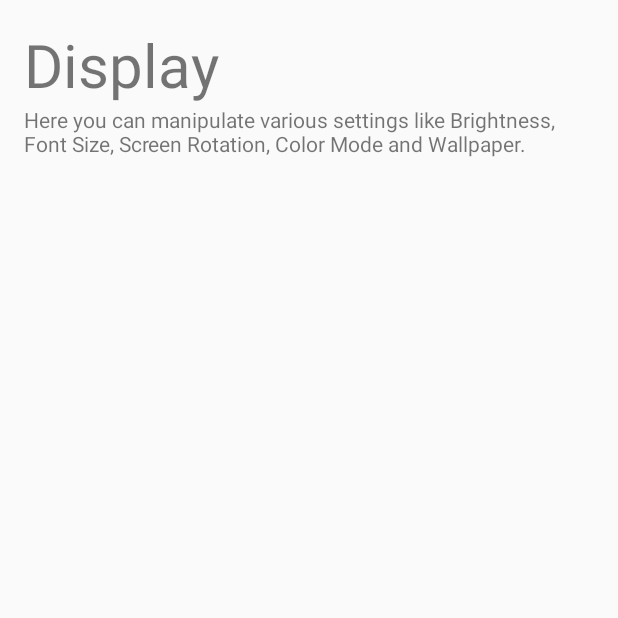
After one commit to therealshabi/Kotlin-Practice, an Android app: the fragment DisplaySettingsFragment placed in its activity, on a phone screen of 412 x 824 dp, the top half of it. The commit adds this screen. Run offline under Robolectric (Android 15) with nearby library versions, the phone set to English and light mode, and no system bars; 1 statement that could not run was skipped.

Commit message:
Added Fragments for Storage, Display and Network access

```diff
--- a/app/src/main/AndroidManifest.xml
+++ b/app/src/main/AndroidManifest.xml
@@ -19,7 +19,8 @@
         <activity android:name=".BottomSheet.BottomSheetActivity" />
         <activity android:name=".BottomSheet.BottomSheetFragmentActivity" />
         <activity android:name=".NavigationLayout.InwardNavigationActivity" />
-        <activity android:name=".TwoPaneLayout.TwoPaneLayoutActivity"></activity>
+        <activity android:name=".TwoPaneLayout.TwoPaneLayoutActivity" />
+        <activity android:name=".TwoPaneLayout.SettingsDetailActivity"></activity>
     </application>
 
 </manifest>
--- /dev/null
+++ b/app/src/main/java/technolifestyle/com/kotlinPractice/TwoPaneLayout/SettingsDetailActivity.kt
@@ -0,0 +1,37 @@
+package technolifestyle.com.kotlinPractice.TwoPaneLayout
+
+import android.os.Bundle
+import android.support.v7.app.AppCompatActivity
+import technolifestyle.com.kotlinPractice.R
+import technolifestyle.com.kotlinPractice.TwoPaneLayout.TwoPaneFragments.DisplaySettingsFragment
+import technolifestyle.com.kotlinPractice.TwoPaneLayout.TwoPaneFragments.NetworkSettingsFragment
+import technolifestyle.com.kotlinPractice.TwoPaneLayout.TwoPaneFragments.StorageSettingsFragment
+
+class SettingsDetailActivity : AppCompatActivity() {
+
+    companion object {
+       const val EXTRA_SETTING_OPTION = "option"
+    }
+
+    override fun onCreate(savedInstanceState: Bundle?) {
+        super.onCreate(savedInstanceState)
+        setContentView(R.layout.activity_settings_detail)
+
+        val option: String? = intent.getStringExtra(EXTRA_SETTING_OPTION)
+        val fragmentManager = supportFragmentManager
+
+        if (option == null) {
+            finish()
+            return
+        }
+
+        when (option) {
+            getString(R.string.network) -> fragmentManager.beginTransaction().add(
+                    R.id.settingsContainer, NetworkSettingsFragment()).commit()
+            getString(R.string.storage) -> fragmentManager.beginTransaction().add(
+                    R.id.settingsContainer, StorageSettingsFragment()).commit()
+            getString(R.string.display) -> fragmentManager.beginTransaction().add(
+                    R.id.settingsContainer, DisplaySettingsFragment()).commit()
+        }
+    }
+}
--- /dev/null
+++ b/app/src/main/java/technolifestyle/com/kotlinPractice/TwoPaneLayout/TwoPaneFragments/DisplaySettingsFragment.kt
@@ -0,0 +1,19 @@
+package technolifestyle.com.kotlinPractice.TwoPaneLayout.TwoPaneFragments
+
+
+import android.os.Bundle
+import android.support.v4.app.Fragment
+import android.view.LayoutInflater
+import android.view.View
+import android.view.ViewGroup
+import technolifestyle.com.kotlinPractice.R
+
+class DisplaySettingsFragment : Fragment() {
+
+    override fun onCreateView(inflater: LayoutInflater, container: ViewGroup?,
+                              savedInstanceState: Bundle?): View? {
+        return inflater.inflate(R.layout.fragment_display_settings, container, false)
+    }
+
+
+}
--- /dev/null
+++ b/app/src/main/res/layout/activity_settings_detail.xml
@@ -0,0 +1,7 @@
+<?xml version="1.0" encoding="utf-8"?>
+<FrameLayout xmlns:android="http://schemas.android.com/apk/res/android"
+    xmlns:tools="http://schemas.android.com/tools"
+    android:id="@+id/settingsContainer"
+    android:layout_width="match_parent"
+    android:layout_height="match_parent"
+    tools:context=".TwoPaneLayout.SettingsDetailActivity" />
--- /dev/null
+++ b/app/src/main/res/layout/fragment_display_settings.xml
@@ -0,0 +1,18 @@
+<?xml version="1.0" encoding="utf-8"?>
+<LinearLayout xmlns:android="http://schemas.android.com/apk/res/android"
+    android:layout_width="match_parent"
+    android:layout_height="match_parent"
+    android:orientation="vertical"
+    android:padding="16dp">
+
+    <TextView
+        android:layout_width="wrap_content"
+        android:layout_height="wrap_content"
+        android:text="@string/display"
+        android:textSize="40sp" />
+
+    <TextView
+        android:layout_width="wrap_content"
+        android:layout_height="wrap_content"
+        android:text="@string/display_description" />
+</LinearLayout>
--- a/app/src/main/res/values/strings.xml
+++ b/app/src/main/res/values/strings.xml
@@ -1,5 +1,6 @@
 <resources>
     <string name="app_name">Kotlin Practice</string>
+
     <string name="simple_notification">Simple Notification</string>
     <string name="notification_with_intent">Notification with Intent</string>
     <string name="big_text_notification">Big text Notification</string>
@@ -7,17 +8,22 @@
     <string name="big_picture_notification">Big Picture Notification</string>
     <string name="messaging_style_notification">Messaging Style Notification</string>
     <string name="name">Shahbaz Hussain</string>
+
     <string name="open_bottom_sheet">Open Bottom Sheet</string>
     <string name="close_bottom_sheet">Close Bottom Sheet</string>
     <string name="lorem_ipsum_title">Lorem Ipsum</string>
-    <string name="lorem_ipsum_text">Lorem ipsum dolor sit amet, consectetur adipiscing elit, sed do eiusmod tempor incididunt ut labore et dolore magna aliqua. Ut enim ad minim veniam, quis nostrud exercitation ullamco laboris nisi ut aliquip ex ea commodo consequat. Duis aute irure dolor in reprehenderit in voluptate velit esse cillum dolore eu fugiat nulla pariatur. Excepteur sint occaecat cupidatat non proident, sunt in culpa qui officia deserunt mollit anim id est laborum.</string>
+    <string name="lorem_ipsum_text">Lorem ipsum dolor sit amet, consectetur adipiscing elit, sed do
+        eiusmod tempor incididunt ut labore et dolore magna aliqua. Ut enim ad minim veniam,
+        quis nostrud exercitation ullamco laboris nisi ut aliquip ex ea commodo consequat.
+        Duis aute irure dolor in reprehenderit in voluptate velit esse cillum dolore eu fugiat
+        nulla pariatur. Excepteur sint occaecat cupidatat non proident, sunt in culpa qui officia
+        deserunt mollit anim id est laborum.</string>
 
-    <!-- TODO: Remove or change this placeholder text -->
-    <string name="hello_blank_fragment">Hello blank fragment</string>
     <string name="total_price">Total Price: Rs. 762</string>
     <string name="payment_method">Please select a payment method</string>
     <string name="cash">Cash</string>
     <string name="card">Card</string>
+
     <string name="inward_sliding_drawer_text">Welcome to Inward Siding Drawer</string>
     <string name="drawer_text">You are in the drawer</string>
     <string name="option_1">Option 1</string>
@@ -25,7 +31,15 @@
     <string name="option_3">Option 3</string>
     <string name="open">open</string>
     <string name="close">close</string>
+
     <string name="storage">Storage</string>
     <string name="display">Display</string>
     <string name="network">Network</string>
+    <string name="network_description">Here you can manipulate various settings such as WiFi,
+        Bluetooth, NFC and Data Services.</string>
+    <string name="display_description">Here you can manipulate various settings like Brightness,
+        Font Size, Screen Rotation, Color Mode and Wallpaper.</string>
+    <string name="storage_description">Here you have access to inbuilt File Manager and various
+        options such as Formatting Phone, Making Free Space and in depth storage details.</string>
+    <string name="class_cast_exception_settings_option">must implement SettingOptionsFragment.OnOptionClickListener</string>
 </resources>
```
Also changed, not shown: app/src/main/java/technolifestyle/com/kotlinPractice/TwoPaneLayout/SettingOptionsFragment.kt (+39 -1 lines), app/src/main/java/technolifestyle/com/kotlinPractice/TwoPaneLayout/TwoPaneFragments/NetworkSettingsFragment.kt (added, +19 -0 lines), app/src/main/java/technolifestyle/com/kotlinPractice/TwoPaneLayout/TwoPaneFragments/StorageSettingsFragment.kt (added, +16 -0 lines), app/src/main/java/technolifestyle/com/kotlinPractice/TwoPaneLayout/TwoPaneLayoutActivity.kt (+8 -1 lines), app/src/main/res/layout/fragment_network_settings.xml (added, +18 -0 lines), app/src/main/res/layout/fragment_storage_settings.xml (added, +18 -0 lines).
